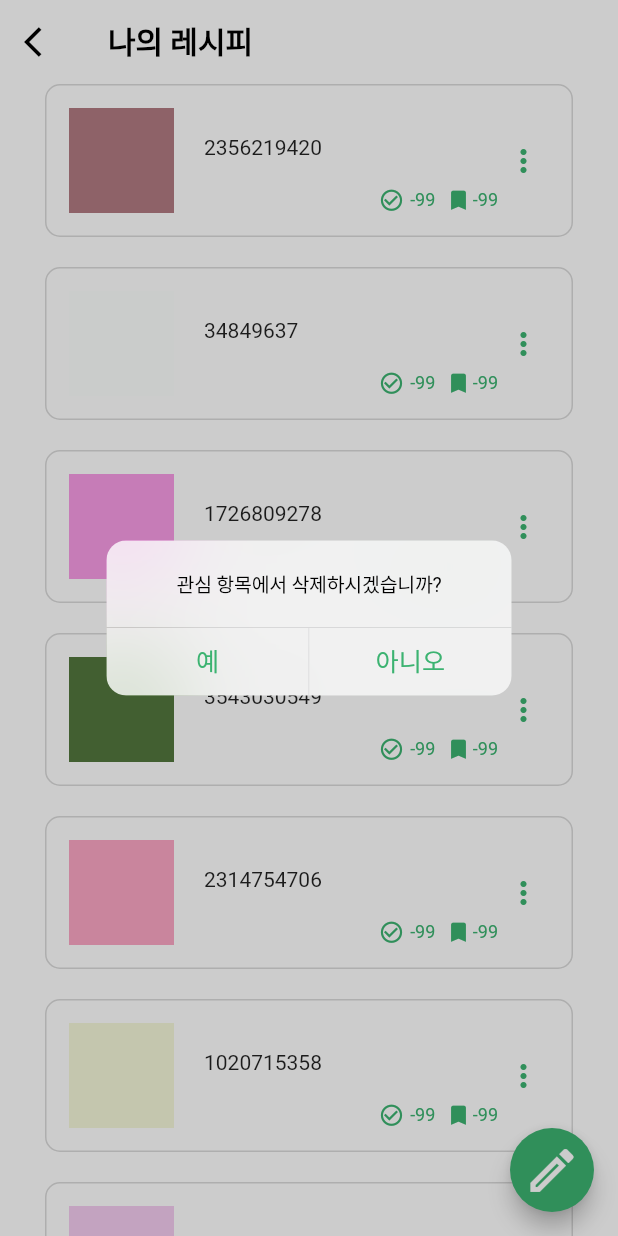
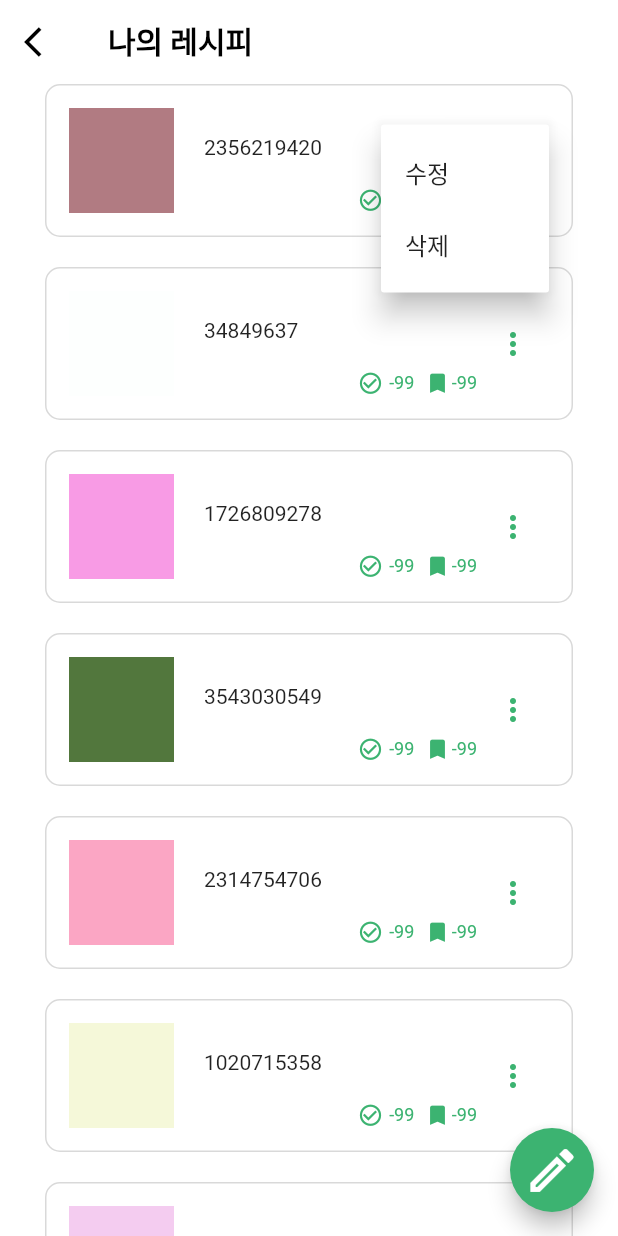
Before and after one commit to kangsudal/Eat-Go, a Flutter app: the MyRecipeScreen screen opened directly, after a tap on the "more vert" icon, on a phone screen of 412 x 824 dp. Run offline on Flutter 3.47's test engine with Material 3 defaults, Android fonts, the phone set to English and light mode, and no system bars; our stand-ins replace fl_chart, google_fonts, sliding_up_panel; Roboto replaces fonts that are missing (Pretendard).

Commit message:
PopupMenuButton을 나의 레시피에 달기

```diff
--- a/lib/screen/my_recipe_screen.dart
+++ b/lib/screen/my_recipe_screen.dart
@@ -17,7 +17,6 @@ class MyRecipeScreen extends StatefulWidget {
 class _MyRecipeScreenState extends State<MyRecipeScreen> {
   Random random = Random();
   late List<FakeRecipe> recipeList;
-  late List<FakeRecipe> bookmarkedRecipeList;
   int recipeCount = 10;
 
   @override
@@ -34,9 +33,6 @@ class _MyRecipeScreenState extends State<MyRecipeScreen> {
       );
     });
     //dummy data end
-    //filter recipe list by bookmarked
-    bookmarkedRecipeList =
-        recipeList.where((recipe) => recipe.bookmarked == true).toList();
   }
 
   @override
@@ -57,9 +53,9 @@ class _MyRecipeScreenState extends State<MyRecipeScreen> {
       body: Padding(
         padding: const EdgeInsets.only(left: 30.0, right: 30),
         child: ListView.builder(
-          itemCount: bookmarkedRecipeList.length,
+          itemCount: recipeList.length,
           itemBuilder: (BuildContext context, int index) {
-            FakeRecipe element = bookmarkedRecipeList[index];
+            FakeRecipe element = recipeList[index];
             return CustomListTile(
               leading: Container(
                 width: 70,
@@ -126,22 +122,27 @@ class _MyRecipeScreenState extends State<MyRecipeScreen> {
                   ],
                 ),
               ),
-              trailing: IconButton(
-                padding: EdgeInsets.all(5),
-                constraints: const BoxConstraints(),
-                onPressed: () {
+              trailing: PopupMenuButton(
+                icon: Icon(Icons.more_vert),
+                iconColor: pointColor,
+                itemBuilder: (BuildContext context) {
+                  return [
+                    PopupMenuItem(
+                      child: Text('수정'),
+                    ),
+                    PopupMenuItem(
+                      child: Text('삭제'),
+                      onTap: () {
                         showCupertinoDialog(
                           context: context,
                           builder: (context) {
                             return CupertinoAlertDialog(
-                        content: Text('관심 항목에서 삭제하시겠습니까?'),
+                              content: Text('나의 레시피에서 삭제하시겠습니까?'),
                               actions: [
                                 CupertinoDialogAction(
                                   child: const Text('예'),
                                   onPressed: () {
-                              setState(() {
-                                element.bookmarked = !(element.bookmarked);
-                              });
+                                    setState(() {});
                                     Navigator.pop(context);
                                   },
                                 ),
@@ -156,10 +157,9 @@ class _MyRecipeScreenState extends State<MyRecipeScreen> {
                           },
                         );
                       },
-                icon: const Icon(
-                  Icons.more_vert,
-                  color: pointColor,
                     ),
+                  ];
+                },
               ),
             );
           },
```
Lines whose indentation alone changed are shown as unchanged.
